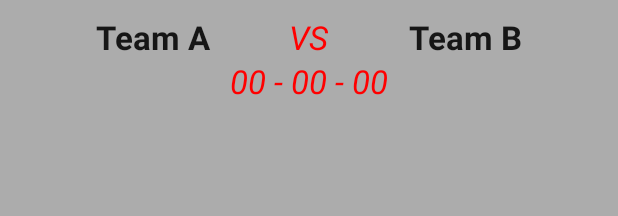
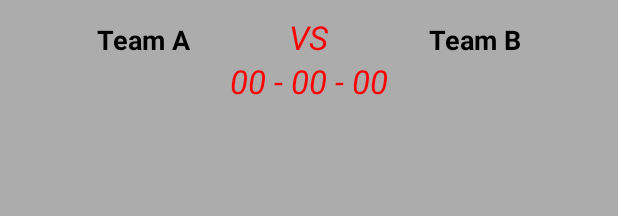
Before and after one commit to Uldax/HockeyNite, an Android app: the layout adapter_match.xml on its own in the app's theme, with its tools: preview values and no code run, on a phone screen of 412 x 824 dp. Shown: the top 216 px of the screen. Run offline under Robolectric (Android 15) with nearby library versions, the phone set to English and light mode, and no system bars.

Commit message:
Correction diverse

```diff
--- a/Android/app/src/main/res/layout/adapter_match.xml
+++ b/Android/app/src/main/res/layout/adapter_match.xml
@@ -8,30 +8,32 @@
     <TextView
         android:layout_width="wrap_content"
         android:layout_height="wrap_content"
-        android:textAppearance="?android:attr/textAppearanceLarge"
+        android:textAppearance="@style/TextAppearance.AppCompat.Medium"
         android:text="Team A"
         android:id="@+id/name_teamA"
         android:layout_alignParentTop="false"
         android:layout_alignParentStart="true"
         android:layout_alignParentLeft="true"
-        android:layout_marginLeft="20dp"
         android:layout_toStartOf="@+id/textView3"
         android:textStyle="bold"
         android:textAlignment="center"
-        android:layout_alignBaseline="@+id/textView3" />
+        android:layout_alignBaseline="@+id/textView3"
+        android:singleLine="true"
+        android:textColor="#000000" />
 
     <TextView
         android:layout_width="wrap_content"
         android:layout_height="wrap_content"
-        android:textAppearance="?android:attr/textAppearanceLarge"
+        android:textAppearance="@style/TextAppearance.AppCompat.Medium"
         android:text="Team B"
         android:id="@+id/name_teamB"
         android:layout_alignParentRight="true"
-        android:layout_marginRight="20dp"
         android:layout_toEndOf="@+id/textView3"
         android:textAlignment="center"
         android:textStyle="bold"
-        android:layout_alignBaseline="@+id/textView3" />
+        android:layout_alignBaseline="@+id/textView3"
+        android:singleLine="true"
+        android:textColor="#000000" />
 
     <TextView
         android:layout_width="wrap_content"
@@ -43,8 +45,8 @@
         android:layout_centerHorizontal="true"
         android:layout_alignParentTop="false"
         android:layout_marginTop="10dp"
-        android:layout_marginLeft="10dp"
-        android:layout_marginRight="10dp"
+        android:layout_marginLeft="1dp"
+        android:layout_marginRight="1dp"
         android:textStyle="italic"
         android:textColor="#ff0000" />
 
```
Also changed, not shown: 1 other file.
